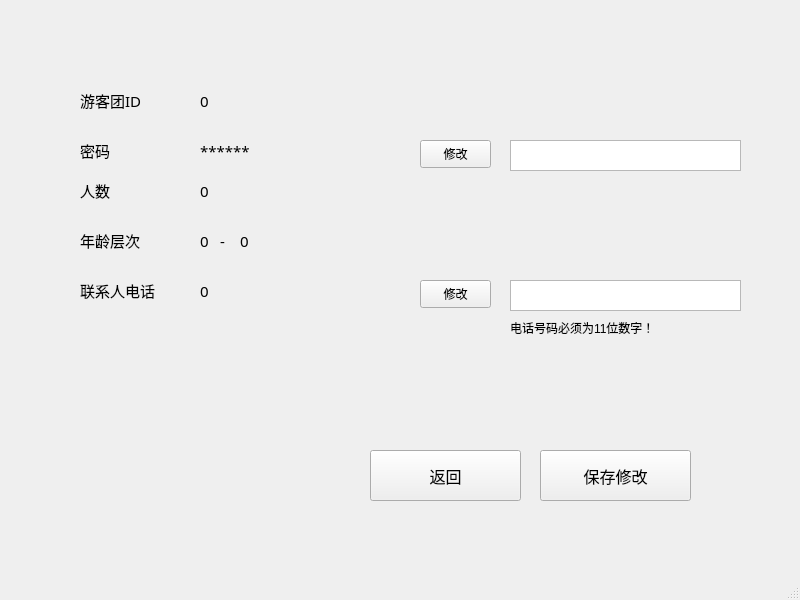
The window that SBSystemBackup/touristinfo.ui (iceboundx/SBSystem) describes before a commit, drawn with Qt 5.
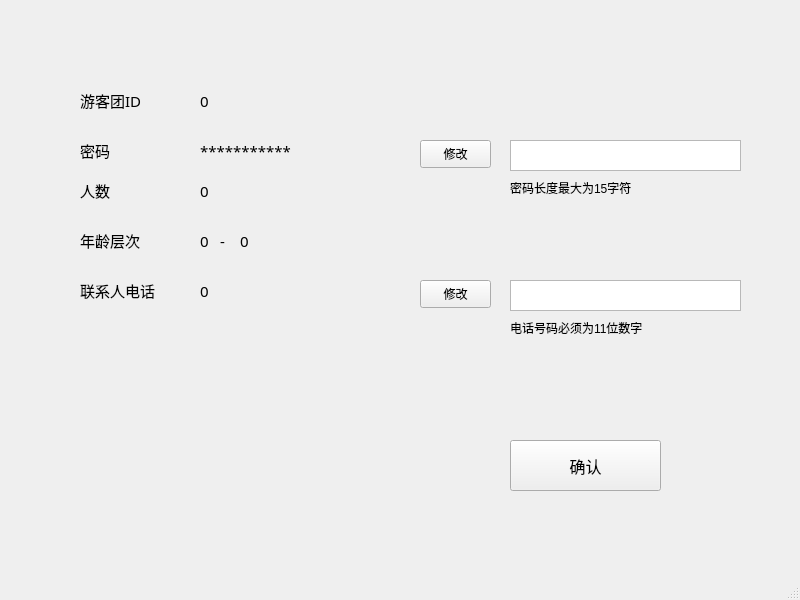
The same window after the commit.

What changed in the file:
```diff
--- a/SBSystemBackup/touristinfo.ui
+++ b/SBSystemBackup/touristinfo.ui
@@ -112,8 +112,8 @@
    <widget class="QPushButton" name="save">
     <property name="geometry">
      <rect>
-      <x>540</x>
-      <y>450</y>
+      <x>510</x>
+      <y>440</y>
       <width>151</width>
       <height>51</height>
      </rect>
@@ -125,17 +125,7 @@
      </font>
     </property>
     <property name="text">
-     <string>保存修改</string>
-    </property>
-   </widget>
-   <widget class="QPlainTextEdit" name="changePasswd">
-    <property name="geometry">
-     <rect>
-      <x>510</x>
-      <y>140</y>
-      <width>231</width>
-      <height>31</height>
-     </rect>
+     <string>确认</string>
     </property>
    </widget>
    <widget class="QPushButton" name="changePasswd_2">
@@ -174,7 +164,7 @@
      </rect>
     </property>
     <property name="text">
-     <string>电话号码必须为11位数字！</string>
+     <string>电话号码必须为11位数字</string>
     </property>
    </widget>
    <widget class="QLabel" name="id">
@@ -212,7 +202,7 @@
      </font>
     </property>
     <property name="text">
-     <string>******</string>
+     <string>***********</string>
     </property>
    </widget>
    <widget class="QLabel" name="num">
@@ -320,23 +310,27 @@
      </rect>
     </property>
    </widget>
-   <widget class="QPushButton" name="back">
+   <widget class="QLabel" name="promptpasswd">
     <property name="geometry">
      <rect>
-      <x>370</x>
-      <y>450</y>
-      <width>151</width>
-      <height>51</height>
+      <x>510</x>
+      <y>180</y>
+      <width>211</width>
+      <height>16</height>
      </rect>
     </property>
-    <property name="font">
-     <font>
-      <family>微软雅黑</family>
-      <pointsize>12</pointsize>
-     </font>
-    </property>
     <property name="text">
-     <string>返回</string>
+     <string>密码长度最大为15字符</string>
+    </property>
+   </widget>
+   <widget class="QTextEdit" name="changePasswd">
+    <property name="geometry">
+     <rect>
+      <x>510</x>
+      <y>140</y>
+      <width>231</width>
+      <height>31</height>
+     </rect>
     </property>
    </widget>
   </widget>
```
